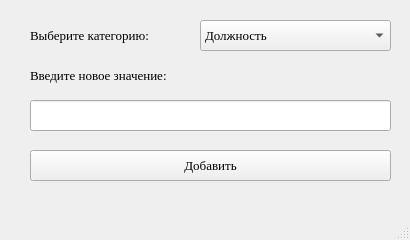
Above: AddOtherMenu.ui from MatAfan/YandexProject1 before the change. Below: the same form after it.
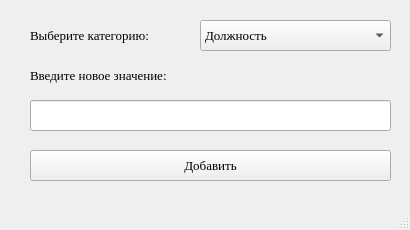
That is the form after the change.

What changed in the file:
```diff
--- a/AddOtherMenu.ui
+++ b/AddOtherMenu.ui
@@ -7,7 +7,7 @@
     <x>0</x>
     <y>0</y>
     <width>410</width>
-    <height>240</height>
+    <height>230</height>
    </rect>
   </property>
   <property name="font">
```
Left out of the diff: 20 changed lines with no effect on the pictures.
